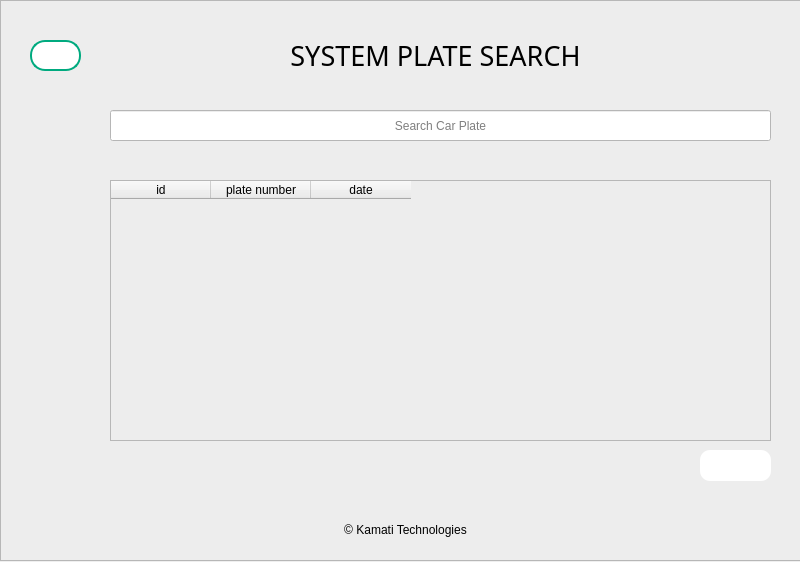
This is searchplate.ui in codydon/Automatic-Car-Plate-Recognition-System as Qt 5 draws it before an edit. The edited form follows.
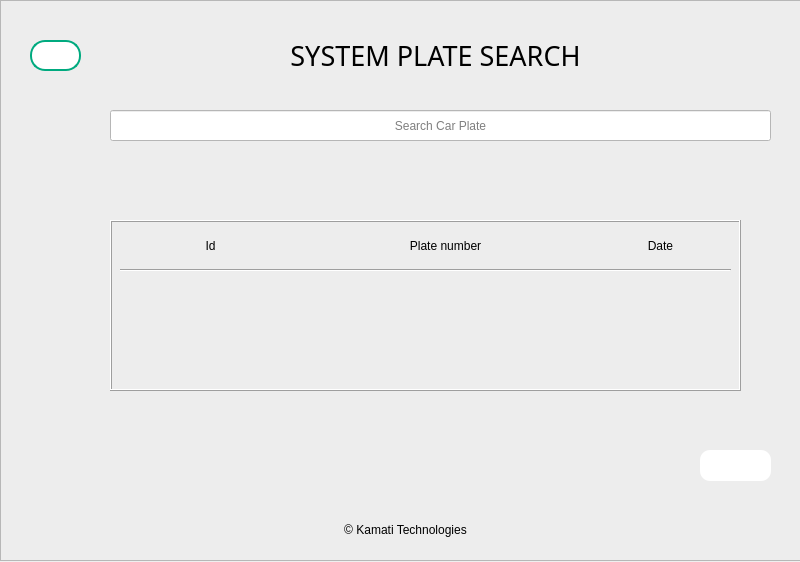
This is the edited form. Icons and pictures are not drawn.

```diff
--- a/searchplate.ui
+++ b/searchplate.ui
@@ -126,31 +126,6 @@
       <string>Search Car Plate</string>
      </property>
     </widget>
-    <widget class="QTableWidget" name="tableWidget">
-     <property name="geometry">
-      <rect>
-       <x>110</x>
-       <y>180</y>
-       <width>661</width>
-       <height>261</height>
-      </rect>
-     </property>
-     <column>
-      <property name="text">
-       <string>id</string>
-      </property>
-     </column>
-     <column>
-      <property name="text">
-       <string>plate number</string>
-      </property>
-     </column>
-     <column>
-      <property name="text">
-       <string>date</string>
-      </property>
-     </column>
-    </widget>
     <widget class="QLabel" name="label_2">
      <property name="geometry">
       <rect>
@@ -202,6 +177,183 @@
       <string/>
      </property>
     </widget>
+    <widget class="QLabel" name="label_3">
+     <property name="geometry">
+      <rect>
+       <x>280</x>
+       <y>150</y>
+       <width>361</width>
+       <height>21</height>
+      </rect>
+     </property>
+     <property name="styleSheet">
+      <string notr="true">font: 75 12pt &quot;Calibri&quot;;</string>
+     </property>
+     <property name="text">
+      <string/>
+     </property>
+    </widget>
+    <widget class="QFrame" name="frame_2">
+     <property name="geometry">
+      <rect>
+       <x>110</x>
+       <y>220</y>
+       <width>631</width>
+       <height>171</height>
+      </rect>
+     </property>
+     <property name="frameShape">
+      <enum>QFrame::Box</enum>
+     </property>
+     <property name="frameShadow">
+      <enum>QFrame::Raised</enum>
+     </property>
+     <widget class="QLabel" name="label_4">
+      <property name="geometry">
+       <rect>
+        <x>50</x>
+        <y>10</y>
+        <width>101</width>
+        <height>31</height>
+       </rect>
+      </property>
+      <property name="autoFillBackground">
+       <bool>false</bool>
+      </property>
+      <property name="text">
+       <string>Id</string>
+      </property>
+      <property name="textFormat">
+       <enum>Qt::PlainText</enum>
+      </property>
+      <property name="alignment">
+       <set>Qt::AlignCenter</set>
+      </property>
+     </widget>
+     <widget class="QLabel" name="label_5">
+      <property name="geometry">
+       <rect>
+        <x>200</x>
+        <y>10</y>
+        <width>271</width>
+        <height>31</height>
+       </rect>
+      </property>
+      <property name="autoFillBackground">
+       <bool>false</bool>
+      </property>
+      <property name="text">
+       <string>Plate number</string>
+      </property>
+      <property name="textFormat">
+       <enum>Qt::PlainText</enum>
+      </property>
+      <property name="alignment">
+       <set>Qt::AlignCenter</set>
+      </property>
+     </widget>
+     <widget class="QLabel" name="label_6">
+      <property name="geometry">
+       <rect>
+        <x>480</x>
+        <y>10</y>
+        <width>141</width>
+        <height>31</height>
+       </rect>
+      </property>
+      <property name="autoFillBackground">
+       <bool>false</bool>
+      </property>
+      <property name="text">
+       <string>Date</string>
+      </property>
+      <property name="textFormat">
+       <enum>Qt::PlainText</enum>
+      </property>
+      <property name="alignment">
+       <set>Qt::AlignCenter</set>
+      </property>
+     </widget>
+     <widget class="Line" name="line">
+      <property name="geometry">
+       <rect>
+        <x>10</x>
+        <y>40</y>
+        <width>611</width>
+        <height>20</height>
+       </rect>
+      </property>
+      <property name="orientation">
+       <enum>Qt::Horizontal</enum>
+      </property>
+     </widget>
+     <widget class="QLabel" name="label_7">
+      <property name="geometry">
+       <rect>
+        <x>40</x>
+        <y>60</y>
+        <width>121</width>
+        <height>31</height>
+       </rect>
+      </property>
+      <property name="autoFillBackground">
+       <bool>false</bool>
+      </property>
+      <property name="text">
+       <string/>
+      </property>
+      <property name="textFormat">
+       <enum>Qt::PlainText</enum>
+      </property>
+      <property name="alignment">
+       <set>Qt::AlignCenter</set>
+      </property>
+     </widget>
+     <widget class="QLabel" name="label_8">
+      <property name="geometry">
+       <rect>
+        <x>200</x>
+        <y>60</y>
+        <width>271</width>
+        <height>31</height>
+       </rect>
+      </property>
+      <property name="autoFillBackground">
+       <bool>false</bool>
+      </property>
+      <property name="text">
+       <string/>
+      </property>
+      <property name="textFormat">
+       <enum>Qt::PlainText</enum>
+      </property>
+      <property name="alignment">
+       <set>Qt::AlignCenter</set>
+      </property>
+     </widget>
+     <widget class="QLabel" name="label_9">
+      <property name="geometry">
+       <rect>
+        <x>490</x>
+        <y>60</y>
+        <width>131</width>
+        <height>31</height>
+       </rect>
+      </property>
+      <property name="autoFillBackground">
+       <bool>false</bool>
+      </property>
+      <property name="text">
+       <string/>
+      </property>
+      <property name="textFormat">
+       <enum>Qt::PlainText</enum>
+      </property>
+      <property name="alignment">
+       <set>Qt::AlignCenter</set>
+      </property>
+     </widget>
+    </widget>
    </widget>
   </widget>
  </widget>
```
